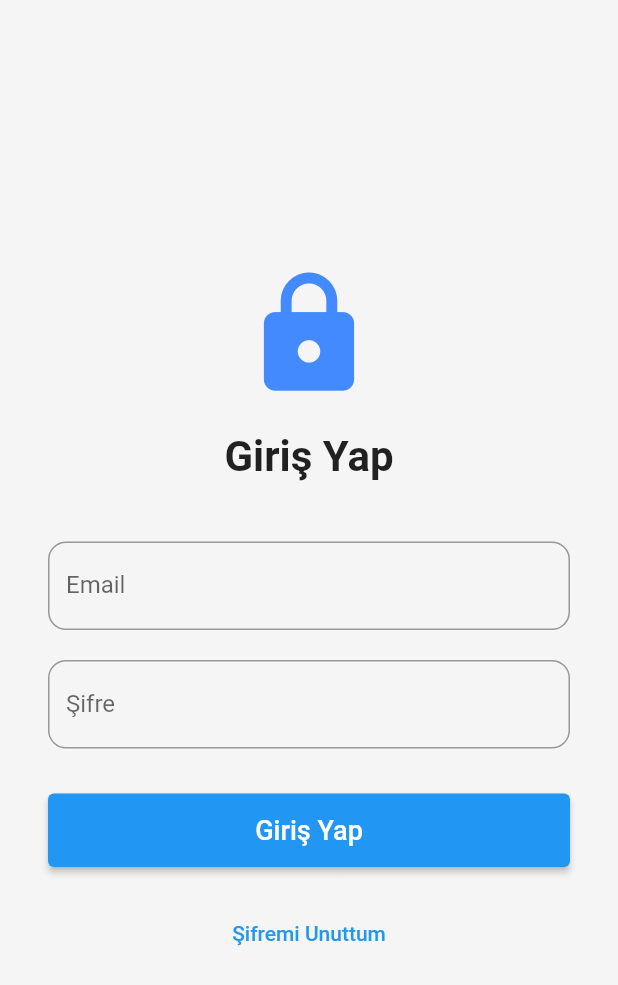
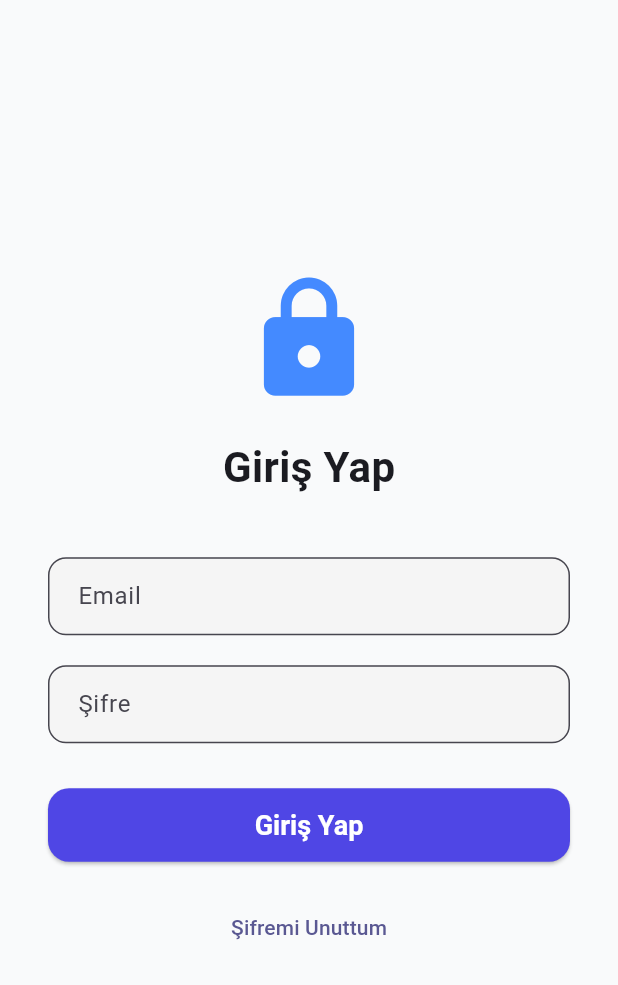
Before and after one commit to Doruk2003/winperax, a Flutter app: the screen it shows after launch, on a phone screen of 412 x 824 dp. Shown: the top 985 px of the screen. Run offline on Flutter 3.47's test engine with Material 3 defaults, Android fonts, the light colour scheme and no system bars; our stand-ins replace cloud_firestore, firebase_auth, firebase_core, get; missing offline and left inert: syncfusion_flutter_pdf; accounts and stored records are empty.

Commit message:
UI KIT oluşturuldu

```diff
--- a/lib/app.dart
+++ b/lib/app.dart
@@ -1,12 +1,11 @@
-import 'package:winperax/modules/auth/presentation/controllers/auth_controller.dart';
-import 'package:winperax/modules/auth/presentation/views/forgot_password_screen.dart';
-import 'package:winperax/modules/auth/presentation/views/login_screen.dart';
-import 'package:winperax/modules/auth/presentation/views/otp_screen.dart';
-import 'package:winperax/modules/auth/presentation/views/signup_screen.dart';
-// import 'package:winperax/app/core/ui/home/dashboard_screen.dart';
 import 'package:flutter/material.dart';
 import 'package:get/get.dart';
-import 'package:winperax/app/core/theme/app_theme.dart';
+import 'package:winperax/modules/auth/presentation/controllers/auth_controller.dart';
+import 'package:winperax/modules/auth/presentation/views/forgot_password_view.dart';
+import 'package:winperax/modules/auth/presentation/views/login_view.dart';
+import 'package:winperax/modules/auth/presentation/views/otp_screen.dart';
+import 'package:winperax/modules/auth/presentation/views/signup_view.dart';
+import 'package:winperax/app/shared/ui/theme/app_theme.dart';
 import 'package:winperax/app/core/controllers/theme_controller.dart';
 
 class MyApp extends StatelessWidget {
@@ -14,23 +13,28 @@ class MyApp extends StatelessWidget {
 
   @override
   Widget build(BuildContext context) {
+    // Global Controller Inject
     Get.put(AuthController());
     Get.put(ThemeController());
 
     return GetMaterialApp(
       title: 'WINPERAX UI',
       debugShowCheckedModeBanner: false,
-      theme: lightTheme(),
-      darkTheme: darkTheme(),
+
+      // 🎨 Modern AppTheme Kullanımı
+      theme: AppTheme.lightTheme,
+      darkTheme: AppTheme.darkTheme,
       themeMode: ThemeMode.system,
+
+      // 🔗 Başlangıç sayfası
       initialRoute: '/login',
+
+      // 🔗 Sayfa rotaları
       getPages: [
-        // GetPage(name: '/', page: () => const WrapperScreen()),
-        // GetPage(name: '/home', page: () => DashboardScreen()),
-        GetPage(name: '/login', page: () => LoginScreen()),
-        GetPage(name: '/signup', page: () => const SignUpScreen()),
-        GetPage(name: '/forgot', page: () => const ForgotPasswordScreen()),
-        GetPage(name: '/otp', page: () => const OtpScreen()),
+        GetPage(name: '/login', page: () => LoginView()),
+        GetPage(name: '/signup', page: () => SignupView()),
+        GetPage(name: '/forgot', page: () => ForgotPasswordView()),
+        GetPage(name: '/otp', page: () => OtpScreen()),
       ],
     );
   }
--- a/lib/app/core/theme/app_theme.dart
+++ /dev/null
@@ -1,34 +0,0 @@
-import 'package:flutter/material.dart';
-import 'package:winperax/app/core/constants/app_colors.dart'; // ✅ Relative path ile import
-
-ThemeData lightTheme() {
-  return ThemeData(
-    useMaterial3: false,
-    primaryColor: AppColors.primary,
-    scaffoldBackgroundColor: AppColors.background,
-    appBarTheme: AppBarTheme(
-      backgroundColor: AppColors.primary,
-      titleTextStyle: TextStyle(color: Colors.white),
-    ),
-    cardTheme: CardThemeData(
-      // ✅ CardThemeData kullanıldı
-      color: AppColors.cardBackground,
-      shape: RoundedRectangleBorder(borderRadius: BorderRadius.circular(8)),
-    ),
-  );
-}
-
-ThemeData darkTheme() {
-  return ThemeData.dark().copyWith(
-    scaffoldBackgroundColor: Colors.black87,
-    appBarTheme: AppBarTheme(
-      backgroundColor: AppColors.primary,
-      titleTextStyle: TextStyle(color: Colors.white),
-    ),
-    cardTheme: CardThemeData(
-      // ✅ CardThemeData kullanıldı
-      color: AppColors.cardBackground,
-      shape: RoundedRectangleBorder(borderRadius: BorderRadius.circular(8)),
-    ),
-  );
-}
--- /dev/null
+++ b/lib/app/shared/ui/theme/app_theme.dart
@@ -0,0 +1,131 @@
+import 'package:flutter/material.dart';
+
+class AppTheme {
+  // ------- COLORS -------
+  static const Color primaryColor = Color(0xFF4F46E5);
+  static const Color secondaryColor = Color(0xFF6366F1);
+  static const Color backgroundLight = Color(0xFFF9FAFB);
+  static const Color backgroundDark = Color(0xFF111827);
+
+  // ------- LIGHT THEME -------
+  static ThemeData get lightTheme {
+    return ThemeData(
+      useMaterial3: true,
+      brightness: Brightness.light,
+      colorScheme: ColorScheme.fromSeed(
+        seedColor: primaryColor,
+        brightness: Brightness.light,
+      ),
+
+      scaffoldBackgroundColor: backgroundLight,
+      appBarTheme: const AppBarTheme(
+        elevation: 0,
+        backgroundColor: Colors.transparent,
+        foregroundColor: Colors.black87,
+        centerTitle: true,
+      ),
+
+      textTheme: const TextTheme(
+        headlineLarge: TextStyle(fontSize: 32, fontWeight: FontWeight.bold),
+        headlineMedium: TextStyle(fontSize: 26, fontWeight: FontWeight.w600),
+        titleLarge: TextStyle(fontSize: 20, fontWeight: FontWeight.w600),
+        bodyLarge: TextStyle(fontSize: 16),
+        bodyMedium: TextStyle(fontSize: 14),
+      ),
+
+      cardTheme: const CardThemeData(
+        elevation: 0,
+        margin: EdgeInsets.all(8),
+        shape: RoundedRectangleBorder(
+          borderRadius: BorderRadius.all(Radius.circular(16)),
+        ),
+      ),
+
+      inputDecorationTheme: InputDecorationTheme(
+        filled: true,
+        fillColor: Colors.grey.shade100,
+        border: OutlineInputBorder(
+          borderRadius: BorderRadius.circular(14),
+          borderSide: BorderSide.none,
+        ),
+        contentPadding: const EdgeInsets.symmetric(
+          horizontal: 16,
+          vertical: 14,
+        ),
+      ),
+
+      elevatedButtonTheme: ElevatedButtonThemeData(
+        style: ElevatedButton.styleFrom(
+          foregroundColor: Colors.white,
+          backgroundColor: primaryColor,
+          padding: const EdgeInsets.symmetric(vertical: 14),
+          shape: RoundedRectangleBorder(
+            borderRadius: BorderRadius.circular(14),
+          ),
+          textStyle: const TextStyle(fontSize: 16, fontWeight: FontWeight.w600),
+        ),
+      ),
+    );
+  }
+
+  // ------- DARK THEME -------
+  static ThemeData get darkTheme {
+    return ThemeData(
+      useMaterial3: true,
+      brightness: Brightness.dark,
+      colorScheme: ColorScheme.fromSeed(
+        seedColor: primaryColor,
+        brightness: Brightness.dark,
+      ),
+
+      scaffoldBackgroundColor: backgroundDark,
+
+      appBarTheme: const AppBarTheme(
+        backgroundColor: Colors.transparent,
+        foregroundColor: Colors.white,
+        elevation: 0,
+        centerTitle: true,
+      ),
+
+      textTheme: const TextTheme(
+        headlineLarge: TextStyle(fontSize: 32, fontWeight: FontWeight.bold),
+        headlineMedium: TextStyle(fontSize: 26, fontWeight: FontWeight.w600),
+        titleLarge: TextStyle(fontSize: 20, fontWeight: FontWeight.w600),
+        bodyLarge: TextStyle(fontSize: 16),
+        bodyMedium: TextStyle(fontSize: 14),
+      ),
+
+      cardTheme: CardThemeData(
+        elevation: 0,
+        margin: const EdgeInsets.all(8),
+        color: Colors.grey.shade900,
+        shape: RoundedRectangleBorder(borderRadius: BorderRadius.circular(16)),
+      ),
+
+      inputDecorationTheme: InputDecorationTheme(
+        filled: true,
+        fillColor: Colors.grey.shade800,
+        border: OutlineInputBorder(
+          borderRadius: BorderRadius.circular(14),
+          borderSide: BorderSide.none,
+        ),
+        contentPadding: const EdgeInsets.symmetric(
+          horizontal: 16,
+          vertical: 14,
+        ),
+      ),
+
+      elevatedButtonTheme: ElevatedButtonThemeData(
+        style: ElevatedButton.styleFrom(
+          foregroundColor: Colors.white,
+          backgroundColor: secondaryColor,
+          padding: const EdgeInsets.symmetric(vertical: 14),
+          shape: RoundedRectangleBorder(
+            borderRadius: BorderRadius.circular(14),
+          ),
+          textStyle: const TextStyle(fontSize: 16, fontWeight: FontWeight.w600),
+        ),
+      ),
+    );
+  }
+}
--- a/lib/modules/auth/presentation/views/login_screen.dart
+++ b/lib/modules/auth/presentation/views/login_view.dart
@@ -2,8 +2,8 @@ import 'package:flutter/material.dart';
 import 'package:get/get.dart';
 import 'package:winperax/modules/auth/presentation/controllers/auth_controller.dart';
 
-class LoginScreen extends StatelessWidget {
-  LoginScreen({super.key});
+class LoginView extends StatelessWidget {
+  LoginView({super.key});
 
   final TextEditingController emailController = TextEditingController();
   final TextEditingController passwordController = TextEditingController();
@@ -25,10 +25,7 @@ class LoginScreen extends StatelessWidget {
 
                 const Text(
                   "Giriş Yap",
-                  style: TextStyle(
-                    fontSize: 28,
-                    fontWeight: FontWeight.bold,
-                  ),
+                  style: TextStyle(fontSize: 28, fontWeight: FontWeight.bold),
                 ),
 
                 const SizedBox(height: 40),
--- a/lib/modules/auth/presentation/views/signup_view.dart
+++ b/lib/modules/auth/presentation/views/signup_view.dart
@@ -2,14 +2,14 @@ import 'package:flutter/material.dart';
 import 'package:get/get.dart';
 import 'package:winperax/modules/auth/presentation/controllers/auth_controller.dart';
 
-class SignupScreen extends StatelessWidget {
+class SignupView extends StatelessWidget {
   final AuthController authController = Get.find<AuthController>();
 
   final TextEditingController emailController = TextEditingController();
   final TextEditingController passwordController = TextEditingController();
   final TextEditingController passwordAgainController = TextEditingController();
 
-  SignupScreen({super.key});
+  SignupView({super.key});
 
   @override
   Widget build(BuildContext context) {
```
Also changed, not shown: lib/modules/auth/presentation/views/forgot_password_screen.dart (deleted, +0 -121 lines), lib/modules/auth/presentation/views/forgot_password_view.dart (+24 -7 lines), lib/modules/auth/presentation/views/signup_screen.dart (deleted, +0 -171 lines), pubspec.lock, 1 other file.
